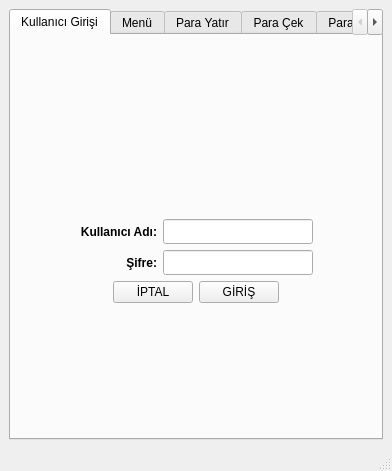
First picture: the form in TCP_Socket_Program_v2_withUI/TCP_Socket_Program_v2_Client/mainwindow.ui, repository FurkanTurkay/TCP_Socket_Programlama, before the edit.
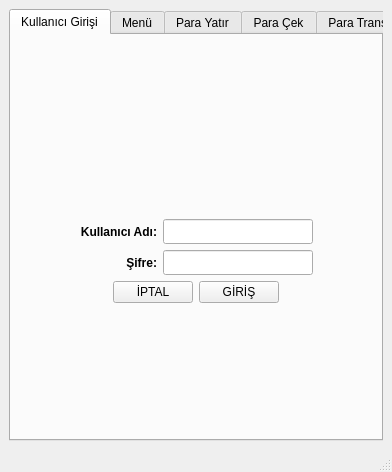
Second picture: the form after the edit. The open tabs and pages were chosen to show the change.

The edit to the form file:
```diff
--- a/TCP_Socket_Program_v2_withUI/TCP_Socket_Program_v2_Client/mainwindow.ui
+++ b/TCP_Socket_Program_v2_withUI/TCP_Socket_Program_v2_Client/mainwindow.ui
@@ -7,7 +7,7 @@
     <x>0</x>
     <y>0</y>
     <width>392</width>
-    <height>471</height>
+    <height>472</height>
    </rect>
   </property>
   <property name="windowTitle">
@@ -30,7 +30,13 @@
        </size>
       </property>
       <property name="currentIndex">
-       <number>2</number>
+       <number>0</number>
+      </property>
+      <property name="usesScrollButtons">
+       <bool>false</bool>
+      </property>
+      <property name="tabBarAutoHide">
+       <bool>true</bool>
       </property>
       <widget class="QWidget" name="Login">
        <attribute name="title">
```
Left out of the diff: 6 changed lines with no effect on the pictures.
